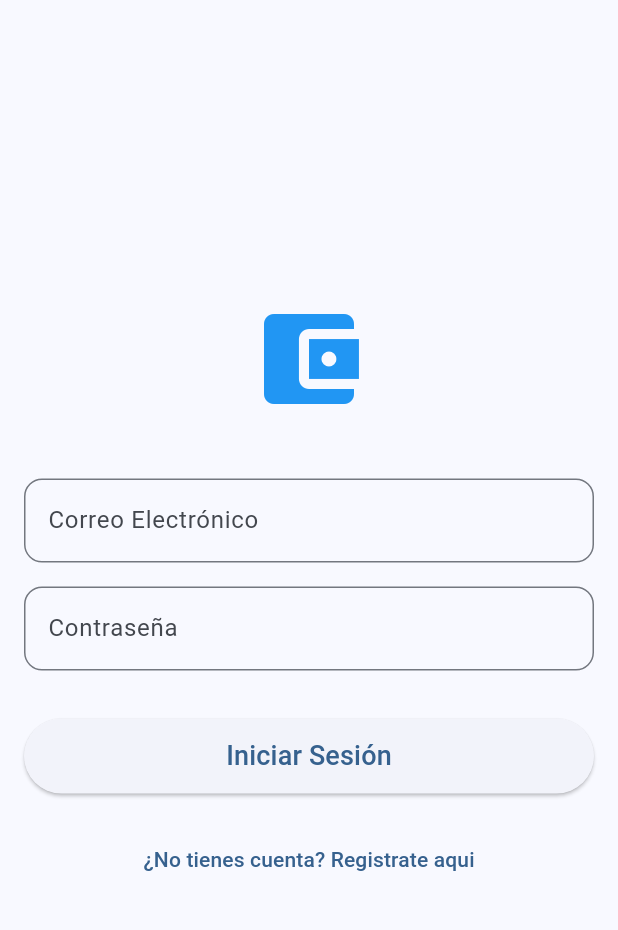
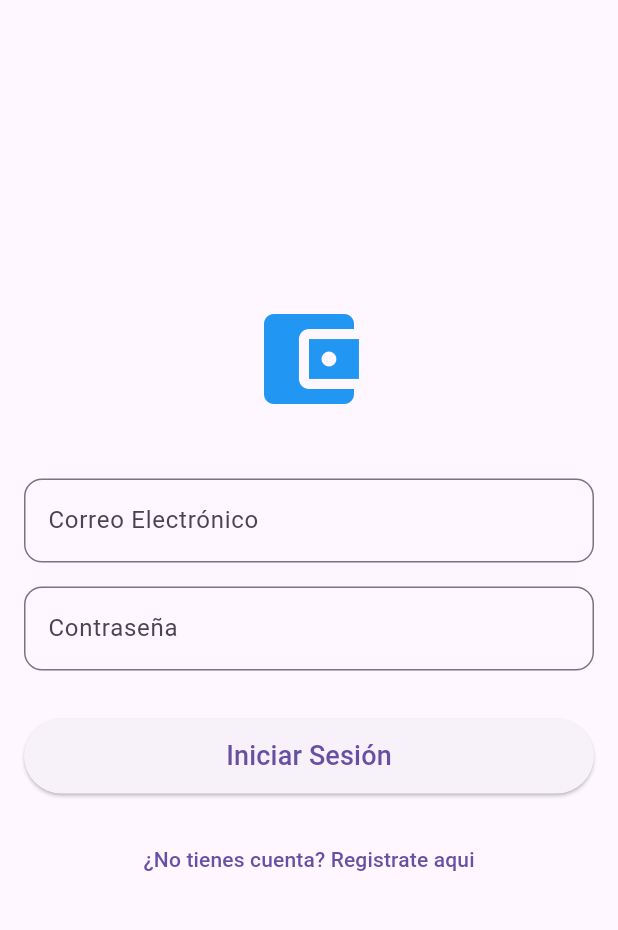
Before and after one commit to Jonath117/backend_flutter, a Flutter app: the screen it shows after launch, on a phone screen of 412 x 824 dp, the part 63-993 px from its top. Run offline on Flutter 3.47's test engine with Material 3 defaults, Android fonts, the phone set to English and light mode, and no system bars; our stand-ins replace dio, flutter_riverpod, flutter_secure_storage, go_router, image_picker, retrofit; missing offline and left inert: finance_design_system; generated files the repository leaves out were written again.

Commit message:
fix: enlazar design system localmente y aplicar tema global

```diff
--- a/expense_track_frontend/lib/app.dart
+++ b/expense_track_frontend/lib/app.dart
@@ -1,6 +1,7 @@
 import 'package:flutter/material.dart';
 import 'package:flutter_riverpod/flutter_riverpod.dart';
 import 'core/routing/app_router.dart';
+import 'package:finance_design_system/finance_design_system.dart';
 
 class MainApp extends ConsumerWidget {
   const MainApp({super.key});
@@ -12,10 +13,7 @@ class MainApp extends ConsumerWidget {
     return MaterialApp.router(
       debugShowCheckedModeBanner: false,
       title: 'Expense Tracker',
-      theme: ThemeData(
-        colorScheme: ColorScheme.fromSeed(seedColor: Colors.blue),
-        useMaterial3: true,
-      ),
+      theme: FinanceTheme.lightTheme,
       routerConfig: router,
     );
   }
--- a/expense_track_frontend/pubspec.yaml
+++ b/expense_track_frontend/pubspec.yaml
@@ -18,6 +18,8 @@ dependencies:
   intl: ^0.20.2
   image_picker: ^1.2.2
   http_parser: ^4.1.2
+  finance_design_system:
+    path: ../../finance_design_system
 
 
 dev_dependencies:
```
Also changed, not shown: expense_track_frontend/pubspec.lock.
